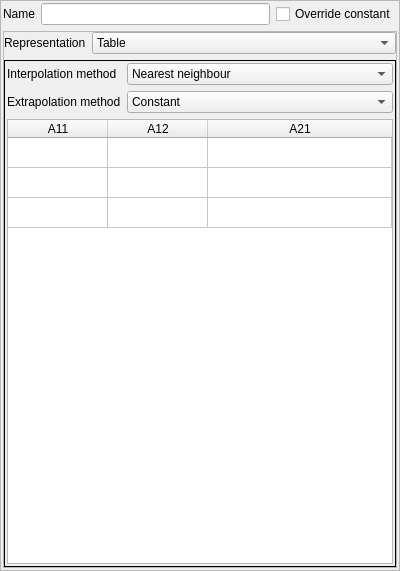
rkhlebnikov/CRIMSONPythonModules, file CRIMSONSolver/Materials/ui/SingleMaterialEditorWidget.ui: the form before one commit.
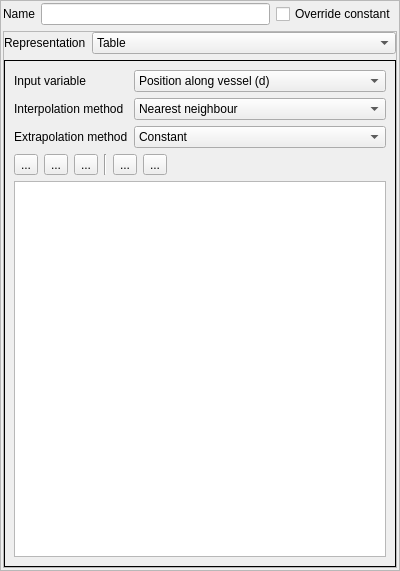
The form after the commit. Icons and pictures are not drawn.

Commit message: Table data editing functionality

The edit to the form file:
```diff
--- a/CRIMSONSolver/Materials/ui/SingleMaterialEditorWidget.ui
+++ b/CRIMSONSolver/Materials/ui/SingleMaterialEditorWidget.ui
@@ -135,7 +135,7 @@
            <property name="minimumSize">
             <size>
              <width>0</width>
-             <height>200</height>
+             <height>300</height>
             </size>
            </property>
            <property name="frameShape">
@@ -145,29 +145,53 @@
             <number>0</number>
            </property>
            <widget class="QWidget" name="page_2">
-            <layout class="QVBoxLayout" name="verticalLayout">
-             <property name="leftMargin">
-              <number>2</number>
-             </property>
-             <property name="topMargin">
-              <number>2</number>
-             </property>
-             <property name="rightMargin">
-              <number>2</number>
-             </property>
-             <property name="bottomMargin">
-              <number>2</number>
-             </property>
+            <layout class="QVBoxLayout" name="verticalLayout_6">
              <item>
-              <layout class="QFormLayout" name="formLayout">
+              <layout class="QFormLayout" name="formLayout_2">
                <item row="0" column="0">
+                <widget class="QLabel" name="label_5">
+                 <property name="text">
+                  <string>Input variable</string>
+                 </property>
+                </widget>
+               </item>
+               <item row="0" column="1">
+                <widget class="QComboBox" name="inputVariableComboBox">
+                 <item>
+                  <property name="text">
+                   <string>Position along vessel (d)</string>
+                  </property>
+                 </item>
+                 <item>
+                  <property name="text">
+                   <string>Local radius (r)</string>
+                  </property>
+                 </item>
+                 <item>
+                  <property name="text">
+                   <string>x</string>
+                  </property>
+                 </item>
+                 <item>
+                  <property name="text">
+                   <string>y</string>
+                  </property>
+                 </item>
+                 <item>
+                  <property name="text">
+                   <string>z</string>
+                  </property>
+                 </item>
+                </widget>
+               </item>
+               <item row="1" column="0">
                 <widget class="QLabel" name="label_3">
                  <property name="text">
                   <string>Interpolation method</string>
                  </property>
                 </widget>
                </item>
-               <item row="0" column="1">
+               <item row="1" column="1">
                 <widget class="QComboBox" name="interpolationComboBox">
                  <item>
                   <property name="text">
@@ -186,14 +210,14 @@
                  </item>
                 </widget>
                </item>
-               <item row="1" column="0">
+               <item row="2" column="0">
                 <widget class="QLabel" name="label_4">
                  <property name="text">
                   <string>Extrapolation method</string>
                  </property>
                 </widget>
                </item>
-               <item row="1" column="1">
+               <item row="2" column="1">
                 <widget class="QComboBox" name="extrapolationComboBox">
                  <item>
                   <property name="text">
@@ -209,6 +233,130 @@
                </item>
               </layout>
              </item>
+             <item>
+              <layout class="QHBoxLayout" name="horizontalLayout_3">
+               <item>
+                <widget class="QToolButton" name="addRowBeforeButton">
+                 <property name="toolTip">
+                  <string>&lt;html&gt;&lt;head/&gt;&lt;body&gt;&lt;p&gt;Add row before current row&lt;/p&gt;&lt;/body&gt;&lt;/html&gt;</string>
+                 </property>
+                 <property name="text">
+                  <string>...</string>
+                 </property>
+                 <property name="icon">
+                  <iconset resource="MaterialEditorResources.qrc">
+                   <normaloff>:/icons/before.png</normaloff>:/icons/before.png</iconset>
+                 </property>
+                 <property name="iconSize">
+                  <size>
+                   <width>24</width>
+                   <height>24</height>
+                  </size>
+                 </property>
+                </widget>
+               </item>
+               <item>
+                <widget class="QToolButton" name="addRowAfterButton">
+                 <property name="toolTip">
+                  <string>&lt;html&gt;&lt;head/&gt;&lt;body&gt;&lt;p&gt;Add row after current row&lt;/p&gt;&lt;/body&gt;&lt;/html&gt;</string>
+                 </property>
+                 <property name="text">
+                  <string>...</string>
+                 </property>
+                 <property name="icon">
+                  <iconset resource="MaterialEditorResources.qrc">
+                   <normaloff>:/icons/after.png</normaloff>:/icons/after.png</iconset>
+                 </property>
+                 <property name="iconSize">
+                  <size>
+                   <width>24</width>
+                   <height>24</height>
+                  </size>
+                 </property>
+                </widget>
+               </item>
+               <item>
+                <widget class="QToolButton" name="removeRowsButton">
+                 <property name="toolTip">
+                  <string>&lt;html&gt;&lt;head/&gt;&lt;body&gt;&lt;p&gt;Remove selected rows&lt;/p&gt;&lt;/body&gt;&lt;/html&gt;</string>
+                 </property>
+                 <property name="text">
+                  <string>...</string>
+                 </property>
+                 <property name="icon">
+                  <iconset resource="MaterialEditorResources.qrc">
+                   <normaloff>:/icons/delete.png</normaloff>:/icons/delete.png</iconset>
+                 </property>
+                 <property name="iconSize">
+                  <size>
+                   <width>24</width>
+                   <height>24</height>
+                  </size>
+                 </property>
+                </widget>
+               </item>
+               <item>
+                <widget class="Line" name="line">
+                 <property name="orientation">
+                  <enum>Qt::Vertical</enum>
+                 </property>
+                </widget>
+               </item>
+               <item>
+                <widget class="QToolButton" name="loadTableButton">
+                 <property name="toolTip">
+                  <string>&lt;html&gt;&lt;head/&gt;&lt;body&gt;&lt;p&gt;Load table data from file&lt;/p&gt;&lt;/body&gt;&lt;/html&gt;</string>
+                 </property>
+                 <property name="text">
+                  <string>...</string>
+                 </property>
+                 <property name="icon">
+                  <iconset resource="MaterialEditorResources.qrc">
+                   <normaloff>:/icons/open.png</normaloff>:/icons/open.png</iconset>
+                 </property>
+                 <property name="iconSize">
+                  <size>
+                   <width>24</width>
+                   <height>24</height>
+                  </size>
+                 </property>
+                </widget>
+               </item>
+               <item>
+                <widget class="QToolButton" name="saveTableButton">
+                 <property name="toolTip">
+                  <string>&lt;html&gt;&lt;head/&gt;&lt;body&gt;&lt;p&gt;Save data to file&lt;/p&gt;&lt;/body&gt;&lt;/html&gt;</string>
+                 </property>
+                 <property name="text">
+                  <string>...</string>
+                 </property>
+                 <property name="icon">
+                  <iconset resource="MaterialEditorResources.qrc">
+                   <normaloff>:/icons/save.png</normaloff>:/icons/save.png</iconset>
+                 </property>
+                 <property name="iconSize">
+                  <size>
+                   <width>24</width>
+                   <height>24</height>
+                  </size>
+                 </property>
+                </widget>
+               </item>
+               <item>
+                <spacer name="horizontalSpacer">
+                 <property name="orientation">
+                  <enum>Qt::Horizontal</enum>
+                 </property>
+                 <property name="sizeHint" stdset="0">
+                  <size>
+                   <width>40</width>
+                   <height>20</height>
+                  </size>
+                 </property>
+                </spacer>
+               </item>
+              </layout>
+             </item>
              <item>
               <widget class="QTableWidget" name="tableWidget">
                <attribute name="horizontalHeaderStretchLastSection">
@@ -232,21 +380,6 @@
                  <string>New Row</string>
                 </property>
                </row>
-               <column>
-                <property name="text">
-                 <string>A11</string>
-                </property>
-               </column>
-               <column>
-                <property name="text">
-                 <string>A12</string>
-                </property>
-               </column>
-               <column>
-                <property name="text">
-                 <string>A21</string>
-                </property>
-               </column>
               </widget>
              </item>
             </layout>
```
Left out of the diff: 10 changed lines with no effect on the pictures. The commit also changes 9 other files.
